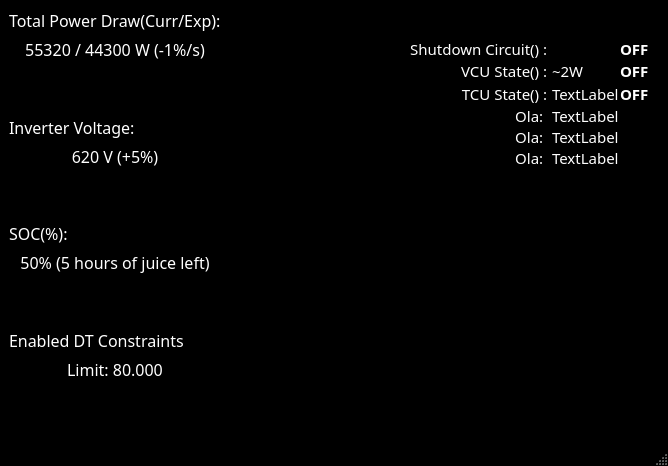
The window that src/voidsterdebugwindow.ui (FSLART/volante_alpha_qt) describes before a commit, drawn with Qt 5.
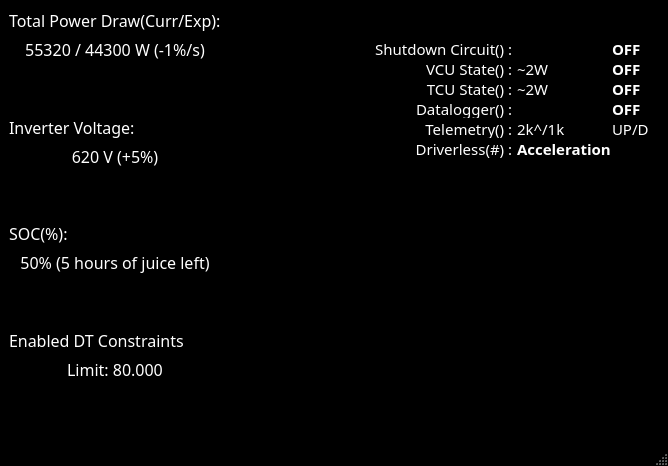
The same window after the commit. Custom widgets are drawn as their Qt base class.

What changed in the file:
```diff
--- a/src/voidsterdebugwindow.ui
+++ b/src/voidsterdebugwindow.ui
@@ -655,31 +655,12 @@
           <property name="spacing">
            <number>1</number>
           </property>
-          <item row="3" column="1">
-           <widget class="QLabel" name="label_8">
-            <property name="maximumSize">
-             <size>
-              <width>16777215</width>
-              <height>20</height>
-             </size>
-            </property>
-            <property name="font">
-             <font>
-              <family>Source Code Pro</family>
-              <pointsize>11</pointsize>
-             </font>
-            </property>
-            <property name="text">
-             <string>TextLabel</string>
-            </property>
-           </widget>
-          </item>
           <item row="1" column="0">
            <widget class="QLabel" name="label_3">
             <property name="maximumSize">
              <size>
               <width>16777215</width>
-              <height>20</height>
+              <height>19</height>
              </size>
             </property>
             <property name="font">
@@ -697,11 +678,11 @@
            </widget>
           </item>
           <item row="1" column="1">
-           <widget class="QLabel" name="label_4">
+           <widget class="FLabel" name="VcuStatePower_Label">
             <property name="maximumSize">
              <size>
               <width>16777215</width>
-              <height>20</height>
+              <height>19</height>
              </size>
             </property>
             <property name="font">
@@ -723,7 +704,7 @@
             <property name="maximumSize">
              <size>
               <width>16777215</width>
-              <height>20</height>
+              <height>19</height>
              </size>
             </property>
             <property name="font">
@@ -741,21 +722,23 @@
            </widget>
           </item>
           <item row="5" column="1">
-           <widget class="QLabel" name="label_12">
+           <widget class="FLabel" name="Driverless_Label">
             <property name="maximumSize">
              <size>
               <width>16777215</width>
-              <height>20</height>
+              <height>19</height>
              </size>
             </property>
             <property name="font">
              <font>
               <family>Source Code Pro</family>
               <pointsize>11</pointsize>
+              <weight>75</weight>
+              <bold>true</bold>
              </font>
             </property>
             <property name="text">
-             <string>TextLabel</string>
+             <string>Acceleration</string>
             </property>
            </widget>
           </item>
@@ -764,7 +747,7 @@
             <property name="maximumSize">
              <size>
               <width>16777215</width>
-              <height>20</height>
+              <height>19</height>
              </size>
             </property>
             <property name="font">
@@ -774,7 +757,7 @@
              </font>
             </property>
             <property name="text">
-             <string>Ola:  </string>
+             <string>Telemetry() : </string>
             </property>
             <property name="alignment">
              <set>Qt::AlignRight|Qt::AlignTrailing|Qt::AlignVCenter</set>
@@ -786,7 +769,7 @@
             <property name="maximumSize">
              <size>
               <width>16777215</width>
-              <height>20</height>
+              <height>19</height>
              </size>
             </property>
             <property name="font">
@@ -796,7 +779,7 @@
              </font>
             </property>
             <property name="text">
-             <string>Ola:  </string>
+             <string>Driverless(#) : </string>
             </property>
             <property name="alignment">
              <set>Qt::AlignRight|Qt::AlignTrailing|Qt::AlignVCenter</set>
@@ -804,11 +787,11 @@
            </widget>
           </item>
           <item row="2" column="1">
-           <widget class="QLabel" name="label_6">
+           <widget class="FLabel" name="TcuStatePower_Label">
             <property name="maximumSize">
              <size>
               <width>16777215</width>
-              <height>20</height>
+              <height>19</height>
              </size>
             </property>
             <property name="font">
@@ -818,7 +801,7 @@
              </font>
             </property>
             <property name="text">
-             <string>TextLabel</string>
+             <string>~2W </string>
             </property>
            </widget>
           </item>
@@ -827,7 +810,7 @@
             <property name="maximumSize">
              <size>
               <width>16777215</width>
-              <height>20</height>
+              <height>19</height>
              </size>
             </property>
             <property name="font">
@@ -837,7 +820,7 @@
              </font>
             </property>
             <property name="text">
-             <string>Ola:  </string>
+             <string>Datalogger() : </string>
             </property>
             <property name="alignment">
              <set>Qt::AlignRight|Qt::AlignTrailing|Qt::AlignVCenter</set>
@@ -845,11 +828,11 @@
            </widget>
           </item>
           <item row="4" column="1">
-           <widget class="QLabel" name="label_10">
+           <widget class="FLabel" name="TelemetryValue_Label">
             <property name="maximumSize">
              <size>
               <width>16777215</width>
-              <height>20</height>
+              <height>19</height>
              </size>
             </property>
             <property name="font">
@@ -859,12 +842,18 @@
              </font>
             </property>
             <property name="text">
-             <string>TextLabel</string>
+             <string>2k^/1k</string>
             </property>
            </widget>
           </item>
           <item row="1" column="2">
-           <widget class="QLabel" name="label_13">
+           <widget class="FLabel" name="VcuState_label">
+            <property name="maximumSize">
+             <size>
+              <width>16777215</width>
+              <height>19</height>
+             </size>
+            </property>
             <property name="font">
              <font>
               <family>Source Code Pro</family>
@@ -879,11 +868,11 @@
            </widget>
           </item>
           <item row="0" column="2">
-           <widget class="QLabel" name="label_2">
+           <widget class="FLabel" name="ShutdownCircuit_label">
             <property name="maximumSize">
              <size>
               <width>16777215</width>
-              <height>20</height>
+              <height>19</height>
              </size>
             </property>
             <property name="font">
@@ -904,7 +893,7 @@
             <property name="maximumSize">
              <size>
               <width>16777215</width>
-              <height>20</height>
+              <height>19</height>
              </size>
             </property>
             <property name="font">
@@ -922,7 +911,13 @@
            </widget>
           </item>
           <item row="2" column="2">
-           <widget class="QLabel" name="label_14">
+           <widget class="FLabel" name="TcuState_Label">
+            <property name="maximumSize">
+             <size>
+              <width>16777215</width>
+              <height>19</height>
+             </size>
+            </property>
             <property name="font">
              <font>
               <family>Source Code Pro</family>
@@ -936,6 +931,65 @@
             </property>
            </widget>
           </item>
+          <item row="3" column="2">
+           <widget class="FLabel" name="Datalogger_Label">
+            <property name="maximumSize">
+             <size>
+              <width>16777215</width>
+              <height>19</height>
+             </size>
+            </property>
+            <property name="font">
+             <font>
+              <family>Source Code Pro</family>
+              <pointsize>11</pointsize>
+              <weight>75</weight>
+              <bold>true</bold>
+             </font>
+            </property>
+            <property name="text">
+             <string>OFF</string>
+            </property>
+           </widget>
+          </item>
+          <item row="3" column="1">
+           <widget class="FLabel" name="DataloggerPower_Label">
+            <property name="maximumSize">
+             <size>
+              <width>16777215</width>
+              <height>19</height>
+             </size>
+            </property>
+            <property name="font">
+             <font>
+              <family>Source Code Pro</family>
+              <pointsize>11</pointsize>
+             </font>
+            </property>
+            <property name="text">
+             <string/>
+            </property>
+           </widget>
+          </item>
+          <item row="4" column="2">
+           <widget class="FLabel" name="Telemetry_Label">
+            <property name="maximumSize">
+             <size>
+              <width>16777215</width>
+              <height>19</height>
+             </size>
+            </property>
+            <property name="font">
+             <font>
+              <family>Source Code Pro</family>
+              <pointsize>11</pointsize>
+             </font>
+            </property>
+            <property name="text">
+             <string>UP/D</string>
+            </property>
+           </widget>
+          </item>
          </layout>
         </item>
         <item>
```
Left out of the diff: 16 changed lines with no effect on the pictures.
